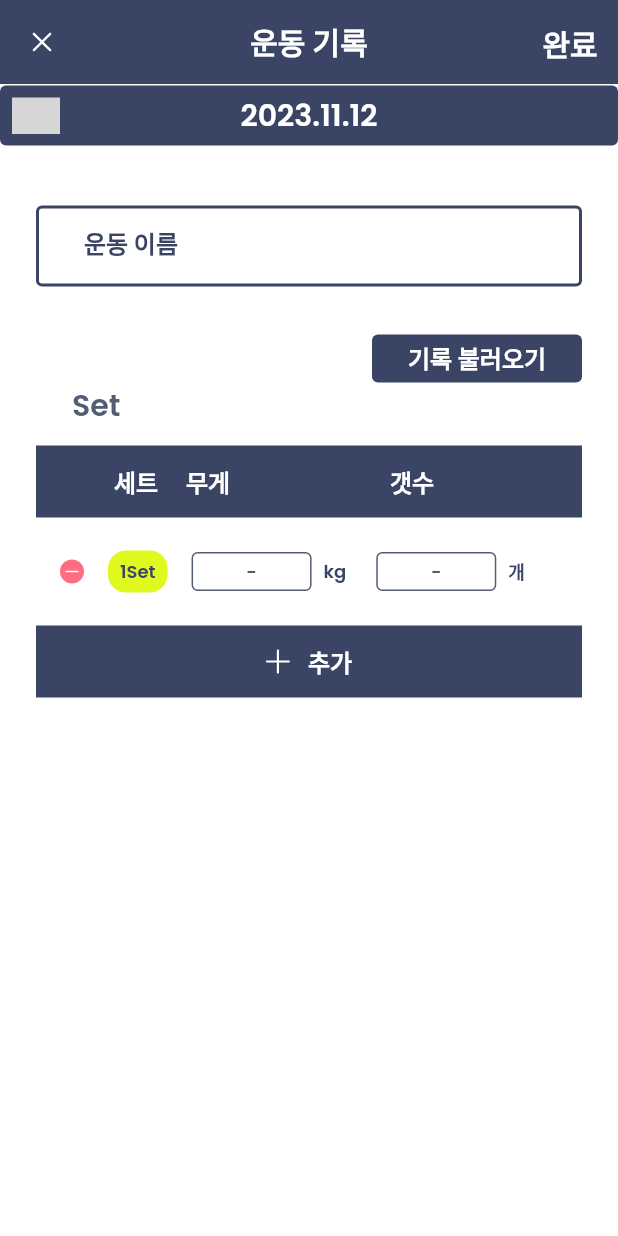
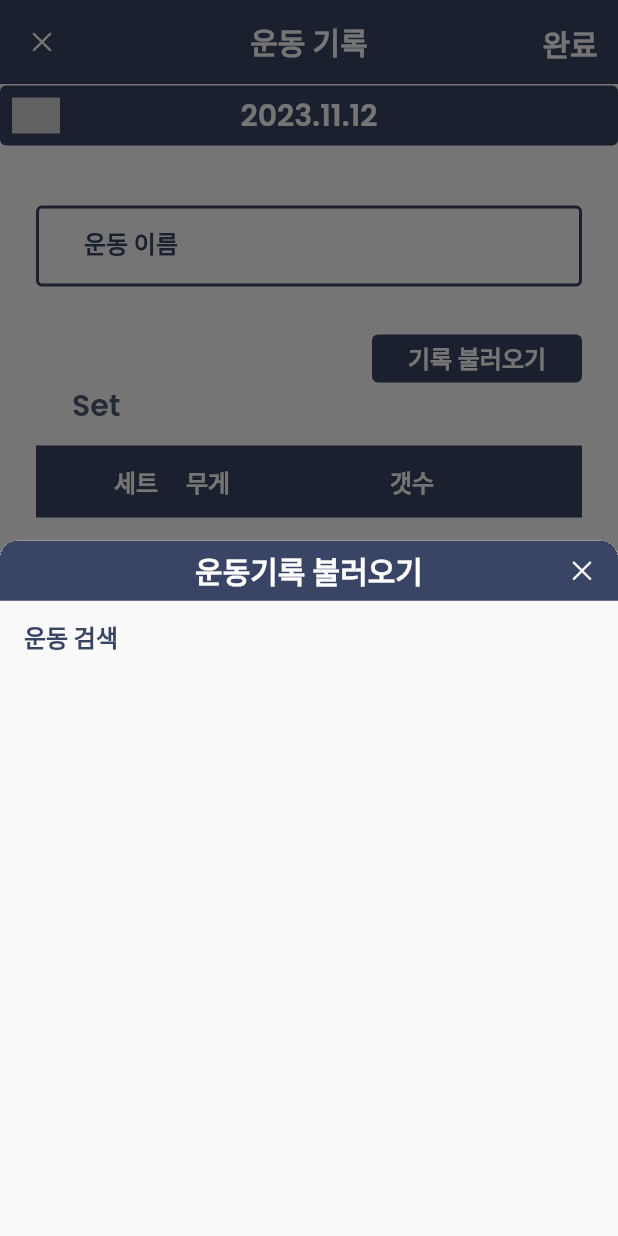
Before and after one commit to jeomgymjeok-gwabuha/jeomgymjeok_gwabuha_front_mobile, a Flutter app: the AddWorkout screen opened directly with empty values, after a tap on "기록 불러오기", on a phone screen of 412 x 824 dp. Run offline on Flutter 3.47's test engine with Material 2 defaults, Android fonts, the light colour scheme and no system bars; our stand-ins replace flutter_riverpod, flutter_svg, google_fonts, table_calendar; grey boxes are pictures that could not be loaded.

Commit message:
create and apply LoadWorkoutBottomSheet widget

```diff
--- a/lib/screens/add_workout.dart
+++ b/lib/screens/add_workout.dart
@@ -5,6 +5,7 @@ import 'package:jeomgymjeok_gwabuha/design/Pallete.dart';
 import 'package:jeomgymjeok_gwabuha/design/Types.dart';
 import 'package:jeomgymjeok_gwabuha/models/m_set_table_form_item.dart';
 import 'package:jeomgymjeok_gwabuha/models/m_workout_item.dart';
+import 'package:jeomgymjeok_gwabuha/widgets/bottom_sheets/load_workout_bottom_sheet.dart';
 import 'package:jeomgymjeok_gwabuha/widgets/common/text_btn.dart';
 import 'package:jeomgymjeok_gwabuha/widgets/date_selector.dart';
 import 'package:jeomgymjeok_gwabuha/widgets/set_table_form/index.dart';
@@ -62,6 +63,24 @@ class _AddWorkoutState extends State<AddWorkout> {
     setState(() {
       _recordDate = date;
     });
+  }
+
+  void _openRecordingBottomSheet() {
+    showModalBottomSheet(
+        context: context,
+        shape: const RoundedRectangleBorder(
+          borderRadius: BorderRadius.only(
+            topLeft: Radius.circular(12),
+            topRight: Radius.circular(12),
+          ),
+        ),
+        clipBehavior: Clip.hardEdge,
+        builder: (BuildContext context) {
+          return SizedBox(
+            height: 780,
+            child: LoadWorkoutBottomSheet(),
+          );
+        });
   }
 
   void _submit() {
@@ -223,7 +242,7 @@ class _AddWorkoutState extends State<AddWorkout> {
                             alignment: Alignment.centerRight,
                             child: TextBtn(
                               text: '기록 불러오기',
-                              onPressed: () {},
+                              onPressed: _openRecordingBottomSheet,
                               width: 140,
                               height: 32,
                               borderRadius: 4,
--- /dev/null
+++ b/lib/widgets/bottom_sheets/load_workout_bottom_sheet.dart
@@ -0,0 +1,63 @@
+import 'package:flutter/material.dart';
+import 'package:flutter_svg/svg.dart';
+import 'package:jeomgymjeok_gwabuha/design/Pallete.dart';
+import 'package:jeomgymjeok_gwabuha/design/Types.dart';
+
+class LoadWorkoutBottomSheet extends StatelessWidget {
+  const LoadWorkoutBottomSheet({super.key});
+
+  @override
+  Widget build(BuildContext context) {
+    // TODO: implement build
+    return Column(
+      children: [
+        Container(
+          width: double.infinity,
+          height: 40,
+          color: pallete[Pallete.deepNavy],
+          child: Stack(
+            children: [
+              Positioned.fill(
+                child: Center(
+                  child: Text(
+                    '운동기록 불러오기',
+                    style: types[Types.semi_lg]!.copyWith(
+                      color: pallete[Pallete.white],
+                    ),
+                  ),
+                ),
+              ),
+              Positioned(
+                top: 0,
+                bottom: 0,
+                right: 0,
+                child: IconButton(
+                  highlightColor: Colors.transparent,
+                  splashColor: Colors.transparent,
+                  onPressed: () {},
+                  icon: SvgPicture.asset('assets/icons/close.svg'),
+                ),
+              )
+            ],
+          ),
+        ),
+        Container(
+          width: double.infinity,
+          alignment: Alignment.centerLeft,
+          padding: const EdgeInsets.symmetric(vertical: 12, horizontal: 16),
+          child: Column(
+            children: [
+              Text(
+                '운동 검색',
+                style: types[Types.semi_md]!.copyWith(
+                  color: pallete[Pallete.deepNavy],
+                ),
+                textAlign: TextAlign.left,
+              ),
+            ],
+          ),
+        ),
+      ],
+    );
+  }
+}
```
